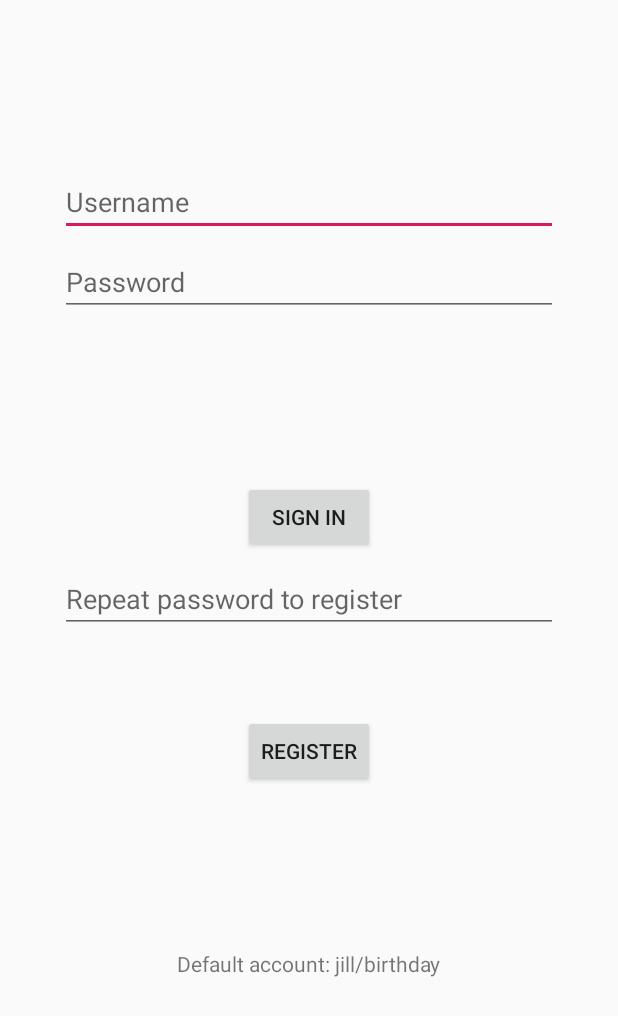
After one commit to nic11/android-kis-simplenotes, an Android app: the layout activity_login.xml on its own in the app's theme, with its tools: preview values and no code run, on a phone screen of 412 x 824 dp. The commit adds this screen. Shown: the top 1016 px of the screen. Run offline under Robolectric (Android 15) with nearby library versions, the phone set to English and light mode, and no system bars.

Commit message:
login/register/logout

```diff
--- a/app/build.gradle
+++ b/app/build.gradle
@@ -41,6 +41,8 @@ dependencies {
     implementation 'androidx.constraintlayout:constraintlayout:1.1.3'
     implementation 'androidx.cardview:cardview:1.0.0'
     implementation 'com.google.android.material:material:1.0.0'
+    implementation 'androidx.annotation:annotation:1.1.0'
+    implementation 'androidx.lifecycle:lifecycle-extensions:2.0.0'
     testImplementation 'junit:junit:4.12'
     androidTestImplementation 'androidx.test.ext:junit:1.1.0'
     androidTestImplementation 'androidx.test.espresso:espresso-core:3.1.1'
--- a/app/src/main/AndroidManifest.xml
+++ b/app/src/main/AndroidManifest.xml
@@ -4,7 +4,6 @@
     package="ru.nic11.edu.simplenotes">
 
     <uses-permission android:name="android.permission.INTERNET" />
-
     <uses-permission android:name="android.permission.CAMERA" />
 
     <uses-feature android:name="android.hardware.camera" />
@@ -25,7 +24,9 @@
         android:theme="@style/AppTheme"
         android:usesCleartextTraffic="true"
         tools:ignore="AllowBackup,GoogleAppIndexingWarning">
-
+        <activity
+            android:name=".LoginActivity"
+            android:label="@string/title_activity_login"></activity>
         <activity android:name=".HostActivity">
             <intent-filter>
                 <action android:name="android.intent.action.MAIN" />
@@ -34,7 +35,6 @@
             </intent-filter>
         </activity>
         <activity android:name=".CameraActivity" />
-
     </application>
 
 </manifest>
--- /dev/null
+++ b/app/src/main/res/layout/activity_login.xml
@@ -0,0 +1,126 @@
+<?xml version="1.0" encoding="utf-8"?>
+<androidx.constraintlayout.widget.ConstraintLayout xmlns:android="http://schemas.android.com/apk/res/android"
+    xmlns:app="http://schemas.android.com/apk/res-auto"
+    xmlns:tools="http://schemas.android.com/tools"
+    android:id="@+id/container"
+    android:layout_width="match_parent"
+    android:layout_height="match_parent"
+    android:paddingLeft="@dimen/activity_horizontal_margin"
+    android:paddingTop="@dimen/activity_vertical_margin"
+    android:paddingRight="@dimen/activity_horizontal_margin"
+    android:paddingBottom="@dimen/activity_vertical_margin"
+    tools:context=".LoginActivity">
+
+    <EditText
+        android:id="@+id/username"
+        android:layout_width="0dp"
+        android:layout_height="wrap_content"
+        android:layout_marginStart="24dp"
+        android:layout_marginTop="96dp"
+        android:layout_marginEnd="24dp"
+
+        android:hint="@string/prompt_username"
+        android:inputType="text"
+        android:selectAllOnFocus="true"
+        app:layout_constraintEnd_toEndOf="parent"
+        app:layout_constraintStart_toStartOf="parent"
+        app:layout_constraintTop_toTopOf="parent" />
+
+    <EditText
+        android:id="@+id/password"
+        android:layout_width="0dp"
+        android:layout_height="wrap_content"
+        android:layout_marginStart="24dp"
+        android:layout_marginTop="8dp"
+        android:layout_marginEnd="24dp"
+
+        android:hint="@string/prompt_password"
+        android:imeActionLabel="@string/action_sign_in_short"
+        android:imeOptions="actionDone"
+        android:inputType="textPassword"
+        android:selectAllOnFocus="true"
+        app:layout_constraintEnd_toEndOf="parent"
+        app:layout_constraintStart_toStartOf="parent"
+        app:layout_constraintTop_toBottomOf="@+id/username" />
+
+    <Button
+        android:id="@+id/login"
+        android:layout_width="wrap_content"
+        android:layout_height="wrap_content"
+        android:layout_gravity="start"
+        android:layout_marginStart="48dp"
+        android:layout_marginTop="16dp"
+        android:layout_marginEnd="48dp"
+        android:layout_marginBottom="64dp"
+        android:text="@string/action_sign_in"
+        app:layout_constraintBottom_toBottomOf="parent"
+        app:layout_constraintEnd_toEndOf="parent"
+        app:layout_constraintStart_toStartOf="parent"
+        app:layout_constraintTop_toBottomOf="@+id/password"
+        app:layout_constraintVertical_bias="0.2" />
+
+    <EditText
+        android:id="@+id/password_repeat"
+        android:layout_width="0dp"
+        android:layout_height="wrap_content"
+        android:layout_marginStart="24dp"
+        android:layout_marginTop="8dp"
+        android:layout_marginEnd="24dp"
+
+        android:hint="@string/prompt_password_repeat"
+        android:imeActionLabel="@string/action_sign_in_short"
+        android:imeOptions="actionDone"
+        android:inputType="textPassword"
+        android:selectAllOnFocus="true"
+        app:layout_constraintEnd_toEndOf="parent"
+        app:layout_constraintStart_toStartOf="parent"
+        app:layout_constraintTop_toBottomOf="@+id/login"
+        />
+
+    <Button
+        android:id="@+id/register_btn"
+        android:layout_width="wrap_content"
+        android:layout_height="wrap_content"
+        android:layout_gravity="start"
+        android:layout_marginStart="48dp"
+        android:layout_marginEnd="48dp"
+        android:layout_marginBottom="64dp"
+        android:text="@string/action_register"
+        app:layout_constraintBottom_toBottomOf="parent"
+        app:layout_constraintEnd_toEndOf="parent"
+        app:layout_constraintStart_toStartOf="parent"
+        app:layout_constraintTop_toBottomOf="@id/password_repeat"
+        app:layout_constraintVertical_bias="0.2"
+        />
+
+    <TextView
+        android:layout_width="wrap_content"
+        android:layout_height="wrap_content"
+        android:layout_marginStart="48dp"
+        android:layout_marginTop="16dp"
+        android:layout_marginEnd="48dp"
+        android:layout_marginBottom="64dp"
+        android:text="Default account: jill/birthday"
+
+        app:layout_constraintBottom_toBottomOf="parent"
+        app:layout_constraintEnd_toEndOf="parent"
+        app:layout_constraintStart_toStartOf="parent"
+        app:layout_constraintTop_toBottomOf="@id/register_btn"
+        />
+
+    <ProgressBar
+        android:id="@+id/loading"
+        android:layout_width="wrap_content"
+        android:layout_height="wrap_content"
+        android:layout_gravity="center"
+        android:layout_marginStart="32dp"
+        android:layout_marginTop="64dp"
+        android:layout_marginEnd="32dp"
+        android:layout_marginBottom="64dp"
+        android:visibility="gone"
+        app:layout_constraintBottom_toBottomOf="parent"
+        app:layout_constraintEnd_toEndOf="@+id/password"
+        app:layout_constraintStart_toStartOf="@+id/password"
+        app:layout_constraintTop_toTopOf="parent"
+        app:layout_constraintVertical_bias="0.3" />
+</androidx.constraintlayout.widget.ConstraintLayout>
--- /dev/null
+++ b/app/src/main/res/values/dimens.xml
@@ -0,0 +1,5 @@
+<resources>
+    <!-- Default screen margins, per the Android Design guidelines. -->
+    <dimen name="activity_horizontal_margin">16dp</dimen>
+    <dimen name="activity_vertical_margin">16dp</dimen>
+</resources>
--- a/app/src/main/res/values/strings.xml
+++ b/app/src/main/res/values/strings.xml
@@ -8,6 +8,8 @@
 
     <string name="menu_share">Share</string>
     <string name="menu_delete">Delete</string>
+
+    <string name="menu_logout">Log out</string>
 
     <string name="somebody">Some... BODY ONCE TOLD ME</string>
     <string name="lipsum">
@@ -166,4 +168,15 @@
         Dancin\' is what makes me whole
     </string>
     <string name="sample_date">01.01.1999</string>
+    <string name="title_activity_login">Sign in</string>
+    <string name="prompt_username">Username</string>
+    <string name="prompt_password">Password</string>
+    <string name="prompt_password_repeat">Repeat password to register</string>
+    <string name="action_sign_in">Sign in</string>
+    <string name="action_register">Register</string>
+    <string name="action_sign_in_short">Sign in</string>
+    <string name="welcome">"Welcome !"</string>
+    <string name="invalid_username">Not a valid username</string>
+    <string name="invalid_password">Password must be >5 characters</string>
+    <string name="login_failed">"Login failed"</string>
 </resources>
--- a/app/src/main/res/values/styles.xml
+++ b/app/src/main/res/values/styles.xml
@@ -1,7 +1,7 @@
 <resources>
 
     <!-- Base application theme. -->
-    <style name="AppTheme" parent="Theme.AppCompat.Light.DarkActionBar">
+    <style name="AppTheme" parent="Theme.AppCompat.Light.NoActionBar">
         <!-- Customize your theme here. -->
         <item name="colorPrimary">@color/colorPrimary</item>
         <item name="colorPrimaryDark">@color/colorPrimaryDark</item>
```
Also changed, not shown: app/src/main/java/ru/nic11/edu/simplenotes/HostActivity.kt (+34 -0 lines), app/src/main/java/ru/nic11/edu/simplenotes/LoginActivity.kt (added, +56 -0 lines), app/src/main/java/ru/nic11/edu/simplenotes/db/NoteRepository.kt (+86 -33 lines), app/src/main/res/layout-sw600dp-land/activity_host.xml (+19 -0 lines), app/src/main/res/layout/activity_host.xml (+20 -1 lines), app/src/main/res/menu/toolbar_menu.xml (added, +9 -0 lines).
